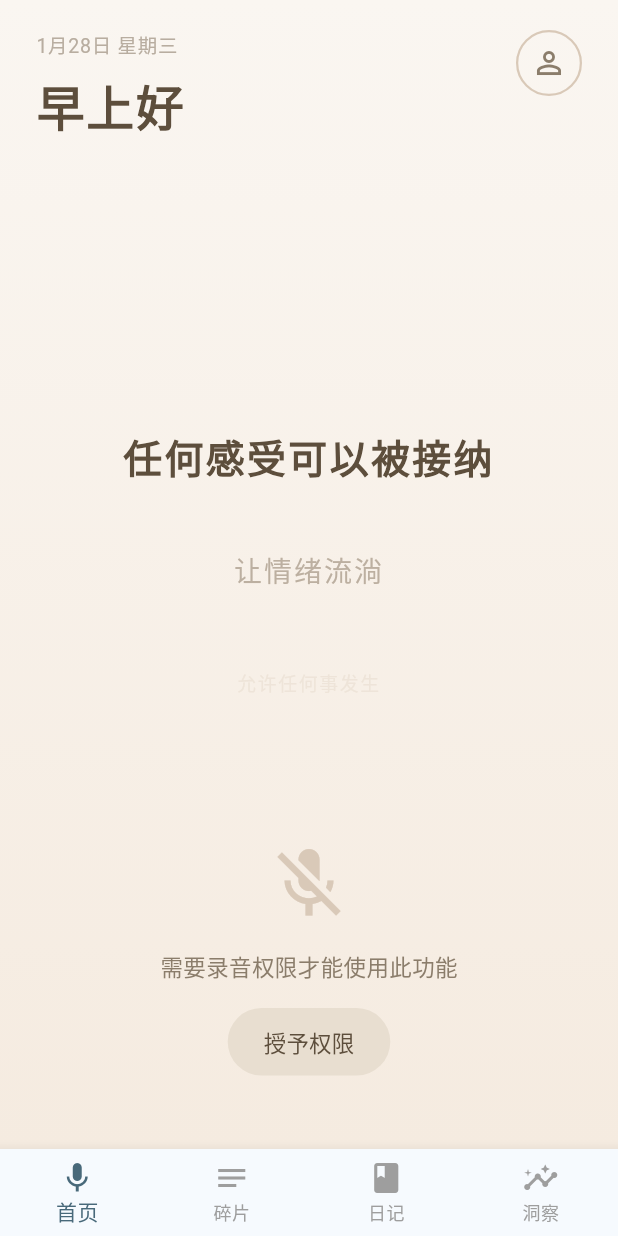
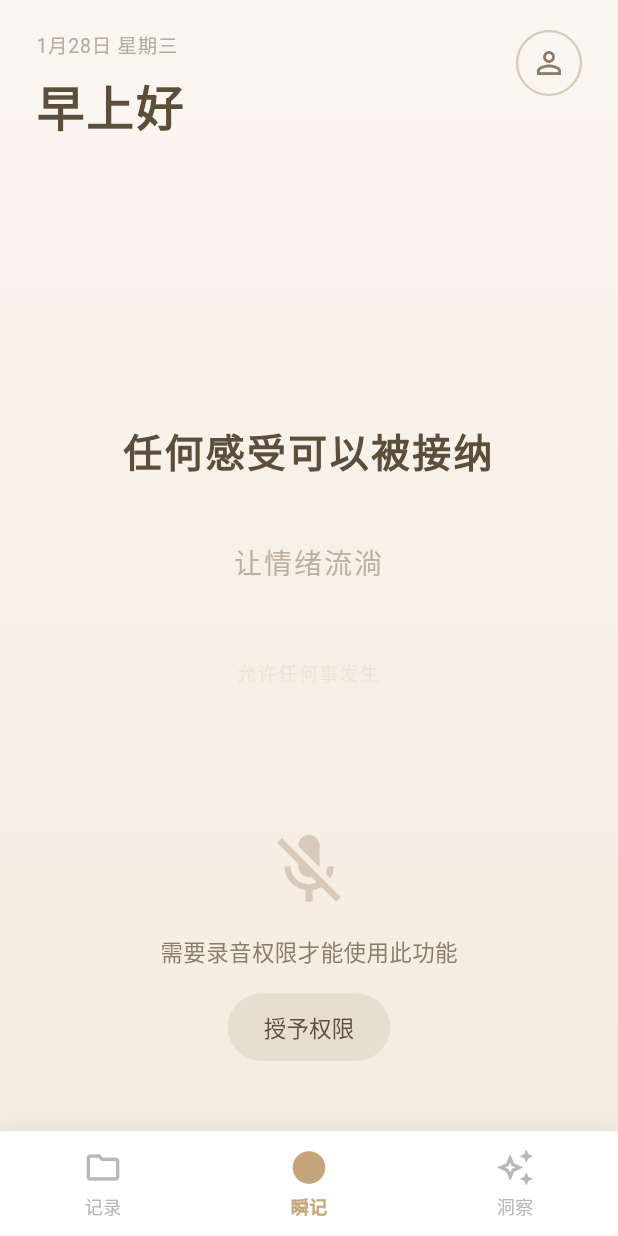
Before and after one commit to BinGess/Ocean, a Flutter app: the screen it shows after launch, after a tap on "授予权限", on a phone screen of 412 x 824 dp. Run offline on Flutter 3.47's test engine with Material 3 defaults, Android fonts, the phone set to English and light mode, and no system bars; our stand-ins replace bloc_concurrency, dio, equatable, flutter_bloc, flutter_dotenv, freezed_annotation and 3 more; missing offline and left inert: record; accounts and stored records are empty; generated files the repository leaves out were written again.

```diff
--- a/lib/main.dart
+++ b/lib/main.dart
@@ -12,7 +12,6 @@ import 'presentation/bloc/record/record_bloc.dart';
 import 'presentation/bloc/insight/insight_bloc.dart';
 import 'presentation/screens/home/home_screen.dart';
 import 'presentation/screens/records/records_screen.dart';
-import 'presentation/screens/journal/journal_screen.dart';
 import 'presentation/screens/insights/insights_screen.dart';
 
 void main() async {
@@ -73,15 +72,26 @@ class MainNavigation extends StatefulWidget {
 }
 
 class _MainNavigationState extends State<MainNavigation> {
-  int _currentIndex = 0;
+  int _currentIndex = 1; // 默认首页
 
-  // 四个主要页面
-  final List<Widget> _screens = const [
-    HomeScreen(), // 首页（录音）
-    RecordsScreen(), // 碎片记录
-    JournalScreen(), // 日记
-    InsightsScreen(), // 周洞察
+  // 三个主要页面
+  late final List<Widget> _screens;
+
+  @override
+  void initState() {
+    super.initState();
+    _screens = [
+      RecordsScreen(
+        onNavigateToHome: () {
+          setState(() {
+            _currentIndex = 1; // 跳转到首页
+          });
+        },
+      ), // 记录
+      const HomeScreen(), // 首页（录音）
+      const InsightsScreen(), // 洞察
     ];
+  }
 
   @override
   Widget build(BuildContext context) {
@@ -90,34 +100,86 @@ class _MainNavigationState extends State<MainNavigation> {
         index: _currentIndex,
         children: _screens,
       ),
-      bottomNavigationBar: BottomNavigationBar(
-        currentIndex: _currentIndex,
-        onTap: (index) {
+      bottomNavigationBar: Container(
+        decoration: BoxDecoration(
+          color: Colors.white,
+          boxShadow: [
+            BoxShadow(
+              color: Colors.black.withOpacity(0.05),
+              blurRadius: 10,
+              offset: const Offset(0, -2),
+            ),
+          ],
+        ),
+        child: SafeArea(
+          child: SizedBox(
+            height: 70,
+            child: Row(
+              mainAxisAlignment: MainAxisAlignment.spaceAround,
+              children: [
+                _buildNavItem(
+                  index: 0,
+                  icon: Icons.folder_outlined,
+                  activeIcon: Icons.folder,
+                  label: '记录',
+                ),
+                _buildNavItem(
+                  index: 1,
+                  icon: Icons.circle_outlined,
+                  activeIcon: Icons.circle,
+                  label: '瞬记',
+                ),
+                _buildNavItem(
+                  index: 2,
+                  icon: Icons.auto_awesome_outlined,
+                  activeIcon: Icons.auto_awesome,
+                  label: '洞察',
+                ),
+              ],
+            ),
+          ),
+        ),
+      ),
+    );
+  }
+
+  Widget _buildNavItem({
+    required int index,
+    required IconData icon,
+    required IconData activeIcon,
+    required String label,
+  }) {
+    final isActive = _currentIndex == index;
+    final color = isActive ? const Color(0xFFC4A57B) : const Color(0xFFB8B8B8);
+
+    return GestureDetector(
+      onTap: () {
         setState(() {
           _currentIndex = index;
         });
       },
-        type: BottomNavigationBarType.fixed,
-        selectedItemColor: Theme.of(context).primaryColor,
-        unselectedItemColor: Colors.grey,
-        items: const [
-          BottomNavigationBarItem(
-            icon: Icon(Icons.mic),
-            label: '首页',
+      behavior: HitTestBehavior.opaque,
+      child: Container(
+        padding: const EdgeInsets.symmetric(vertical: 8),
+        child: Column(
+          mainAxisSize: MainAxisSize.min,
+          children: [
+            Icon(
+              isActive ? activeIcon : icon,
+              size: 26,
+              color: color,
             ),
-          BottomNavigationBarItem(
-            icon: Icon(Icons.notes),
-            label: '碎片',
+            const SizedBox(height: 4),
+            Text(
+              label,
+              style: TextStyle(
+                fontSize: 12,
+                color: color,
+                fontWeight: isActive ? FontWeight.w600 : FontWeight.w400,
               ),
-          BottomNavigationBarItem(
-            icon: Icon(Icons.book),
-            label: '日记',
-          ),
-          BottomNavigationBarItem(
-            icon: Icon(Icons.insights),
-            label: '洞察',
             ),
           ],
+        ),
       ),
     );
   }
--- a/lib/presentation/screens/insights/insights_screen.dart
+++ b/lib/presentation/screens/insights/insights_screen.dart
@@ -28,15 +28,21 @@ class _InsightsScreenState extends State<InsightsScreen> {
       appBar: AppBar(
         backgroundColor: Colors.white,
         elevation: 0,
-        leading: IconButton(
-          icon: const Icon(Icons.arrow_back, color: Colors.black),
-          onPressed: () => Navigator.of(context).pop(),
+        surfaceTintColor: Colors.transparent,
+        automaticallyImplyLeading: false,
+        title: const Text(
+          '洞察',
+          style: TextStyle(
+            color: Color(0xFF2C2C2C),
+            fontSize: 20,
+            fontWeight: FontWeight.w600,
+          ),
         ),
         actions: [
           IconButton(
-            icon: const Icon(Icons.share, color: Colors.black),
+            icon: const Icon(Icons.settings_outlined, color: Color(0xFF8B7D6B)),
             onPressed: () {
-              // TODO: 实现分享功能
+              // TODO: 实现设置功能
             },
           ),
         ],
@@ -45,63 +51,52 @@ class _InsightsScreenState extends State<InsightsScreen> {
         builder: (context, state) {
           if (state.status == InsightStatus.loading ||
               state.status == InsightStatus.generating) {
-            return const Center(
-              child: Column(
-                mainAxisAlignment: MainAxisAlignment.center,
-                children: [
-                  CircularProgressIndicator(),
-                  SizedBox(height: 16),
-                  Text('正在生成洞察...'),
-                ],
-              ),
-            );
-          }
-
-          if (state.status == InsightStatus.error) {
             return Center(
               child: Column(
                 mainAxisAlignment: MainAxisAlignment.center,
                 children: [
-                  Text(
-                    state.errorMessage ?? '加载失败',
-                    style: TextStyle(color: Theme.of(context).colorScheme.error),
+                  const CircularProgressIndicator(
+                    valueColor: AlwaysStoppedAnimation<Color>(Color(0xFFC4A57B)),
                   ),
                   const SizedBox(height: 16),
-                  ElevatedButton(
-                    onPressed: () {
-                      context.read<InsightBloc>().add(const InsightGenerateCurrentWeek());
-                    },
-                    child: const Text('重试'),
+                  Text(
+                    '正在生成洞察...',
+                    style: TextStyle(
+                      fontSize: 15,
+                      color: Colors.grey[600],
+                    ),
                   ),
                 ],
               ),
             );
           }
 
-          if (state.currentInsight == null) {
+          // 错误状态或无数据状态都显示缺省界面
+          if (state.status == InsightStatus.error || state.currentInsight == null) {
             return Center(
               child: Column(
                 mainAxisAlignment: MainAxisAlignment.center,
                 children: [
                   Icon(
-                    Icons.insights,
-                    size: 64,
-                    color: Colors.grey[400],
+                    Icons.auto_awesome_outlined,
+                    size: 80,
+                    color: Colors.grey[300],
                   ),
-                  const SizedBox(height: 16),
+                  const SizedBox(height: 24),
                   Text(
-                    '暂无洞察数据',
+                    '本周没有足够的内容生成洞察',
                     style: TextStyle(
-                      fontSize: 18,
-                      color: Colors.grey[600],
+                      fontSize: 16,
+                      color: Colors.grey[500],
+                      fontWeight: FontWeight.w500,
                     ),
                   ),
-                  const SizedBox(height: 8),
+                  const SizedBox(height: 12),
                   Text(
                     '记录更多内容后将自动生成',
                     style: TextStyle(
                       fontSize: 14,
-                      color: Colors.grey[500],
+                      color: Colors.grey[400],
                     ),
                   ),
                 ],
```
Lines whose indentation alone changed are shown as unchanged.
